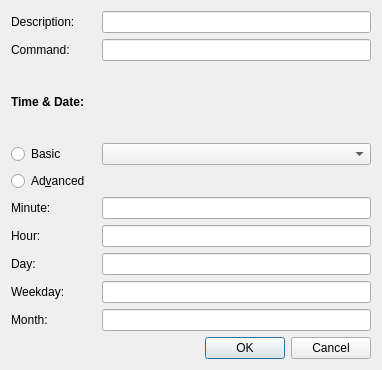
Old version of the form src/taskdialog.ui in the repository loimu/zeit.
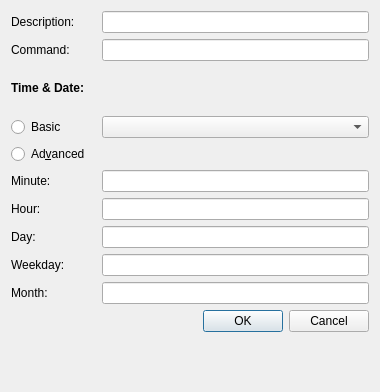
New version of the form.

```diff
--- a/src/taskdialog.ui
+++ b/src/taskdialog.ui
@@ -6,8 +6,8 @@
    <rect>
     <x>0</x>
     <y>0</y>
-    <width>382</width>
-    <height>370</height>
+    <width>380</width>
+    <height>392</height>
    </rect>
   </property>
   <property name="windowTitle">
@@ -206,6 +206,13 @@
      </property>
     </widget>
    </item>
+   <item>
+    <widget class="QLabel" name="errorLabel">
+     <property name="text">
+      <string/>
+     </property>
+    </widget>
+   </item>
   </layout>
  </widget>
  <resources/>
```
